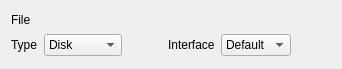
Qt form src/kvirtualstorage_widget.ui (didier13150/kvirtual) before a commit.
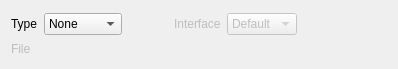
The same form after that commit. Custom widgets are drawn as their Qt base class.

Commit message: Implementation of new widgets (part1)

```diff
--- a/src/kvirtualstorage_widget.ui
+++ b/src/kvirtualstorage_widget.ui
@@ -6,7 +6,7 @@
    <rect>
     <x>0</x>
     <y>0</y>
-    <width>342</width>
+    <width>398</width>
     <height>69</height>
    </rect>
   </property>
@@ -14,8 +14,15 @@
    <string>Form</string>
   </property>
   <layout class="QGridLayout" name="gridLayout">
-   <item row="1" column="1" colspan="5">
-    <widget class="KUrlRequester" name="kurlrequester_file"/>
+   <item row="5" column="0">
+    <widget class="QLabel" name="label_file">
+     <property name="enabled">
+      <bool>false</bool>
+     </property>
+     <property name="text">
+      <string>File</string>
+     </property>
+    </widget>
    </item>
    <item row="3" column="0">
     <widget class="QLabel" name="label_type">
@@ -27,7 +34,7 @@
    <item row="3" column="1">
     <widget class="QComboBox" name="comboBox_type">
      <property name="currentIndex">
-      <number>1</number>
+      <number>0</number>
      </property>
      <item>
       <property name="text">
@@ -53,6 +60,9 @@
    </item>
    <item row="3" column="3">
     <widget class="QLabel" name="label_interface">
+     <property name="enabled">
+      <bool>false</bool>
+     </property>
      <property name="text">
       <string>Interface</string>
      </property>
@@ -60,6 +70,9 @@
    </item>
    <item row="3" column="4">
     <widget class="QComboBox" name="comboBox_interface">
+     <property name="enabled">
+      <bool>false</bool>
+     </property>
      <item>
       <property name="text">
        <string>Default</string>
@@ -102,26 +115,6 @@
      </item>
     </widget>
    </item>
-   <item row="1" column="0">
-    <widget class="QLabel" name="label_file">
-     <property name="text">
-      <string>File</string>
-     </property>
-    </widget>
-   </item>
-   <item row="3" column="2">
-    <spacer name="horizontalSpacer">
-     <property name="orientation">
-      <enum>Qt::Horizontal</enum>
-     </property>
-     <property name="sizeHint" stdset="0">
-      <size>
-       <width>40</width>
-       <height>20</height>
-      </size>
-     </property>
-    </spacer>
-   </item>
    <item row="0" column="0" colspan="5">
     <spacer name="verticalSpacer">
      <property name="orientation">
@@ -135,28 +128,18 @@
      </property>
     </spacer>
    </item>
-   <item row="2" column="0" colspan="5">
-    <spacer name="verticalSpacer_2">
+   <item row="3" column="2">
+    <spacer name="horizontalSpacer">
      <property name="orientation">
-      <enum>Qt::Vertical</enum>
+      <enum>Qt::Horizontal</enum>
      </property>
-     <property name="sizeHint" stdset="0">
-      <size>
-       <width>20</width>
-       <height>40</height>
-      </size>
+     <property name="sizeType">
+      <enum>QSizePolicy::Fixed</enum>
      </property>
-    </spacer>
-   </item>
-   <item row="4" column="0" colspan="5">
-    <spacer name="verticalSpacer_3">
-     <property name="orientation">
-      <enum>Qt::Vertical</enum>
-     </property>
      <property name="sizeHint" stdset="0">
       <size>
-       <width>20</width>
-       <height>40</height>
+       <width>40</width>
+       <height>20</height>
       </size>
      </property>
     </spacer>
@@ -174,6 +157,39 @@
      </property>
     </spacer>
    </item>
+   <item row="6" column="0" colspan="5">
+    <spacer name="verticalSpacer_3">
+     <property name="orientation">
+      <enum>Qt::Vertical</enum>
+     </property>
+     <property name="sizeHint" stdset="0">
+      <size>
+       <width>20</width>
+       <height>40</height>
+      </size>
+     </property>
+    </spacer>
+   </item>
+   <item row="5" column="1" colspan="5">
+    <widget class="KUrlRequester" name="kurlrequester_file">
+     <property name="enabled">
+      <bool>false</bool>
+     </property>
+    </widget>
+   </item>
+   <item row="4" column="3">
+    <spacer name="verticalSpacer_2">
+     <property name="orientation">
+      <enum>Qt::Vertical</enum>
+     </property>
+     <property name="sizeHint" stdset="0">
+      <size>
+       <width>20</width>
+       <height>40</height>
+      </size>
+     </property>
+    </spacer>
+   </item>
   </layout>
  </widget>
  <customwidgets>
```
The commit also changes 3 other files.
